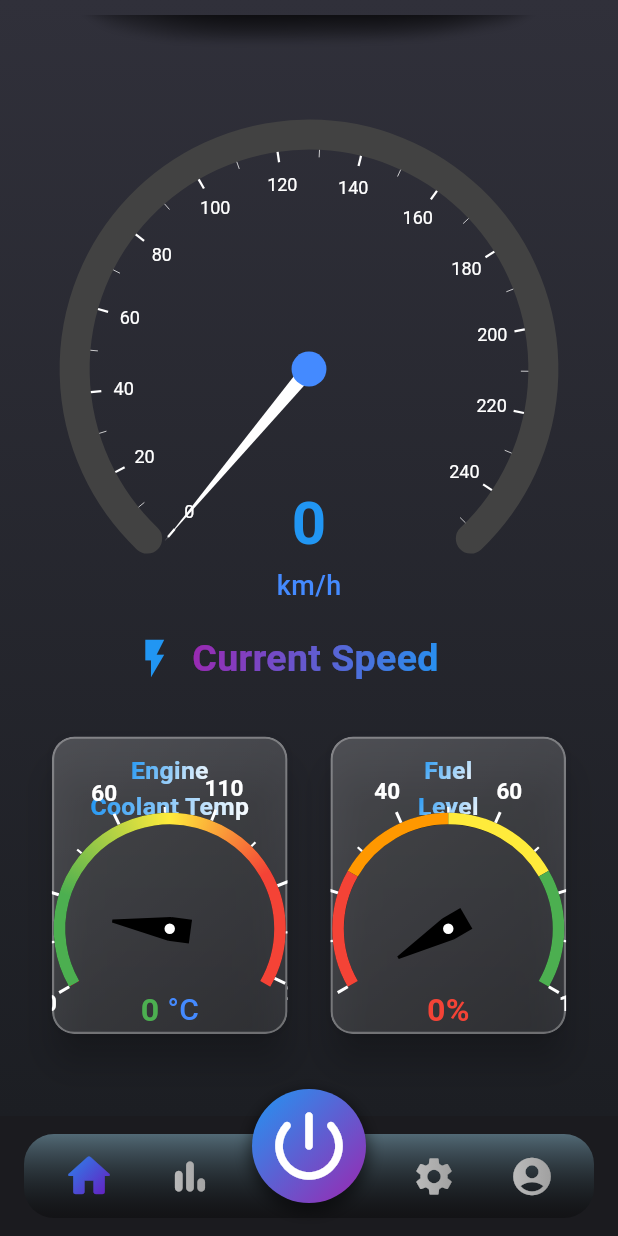
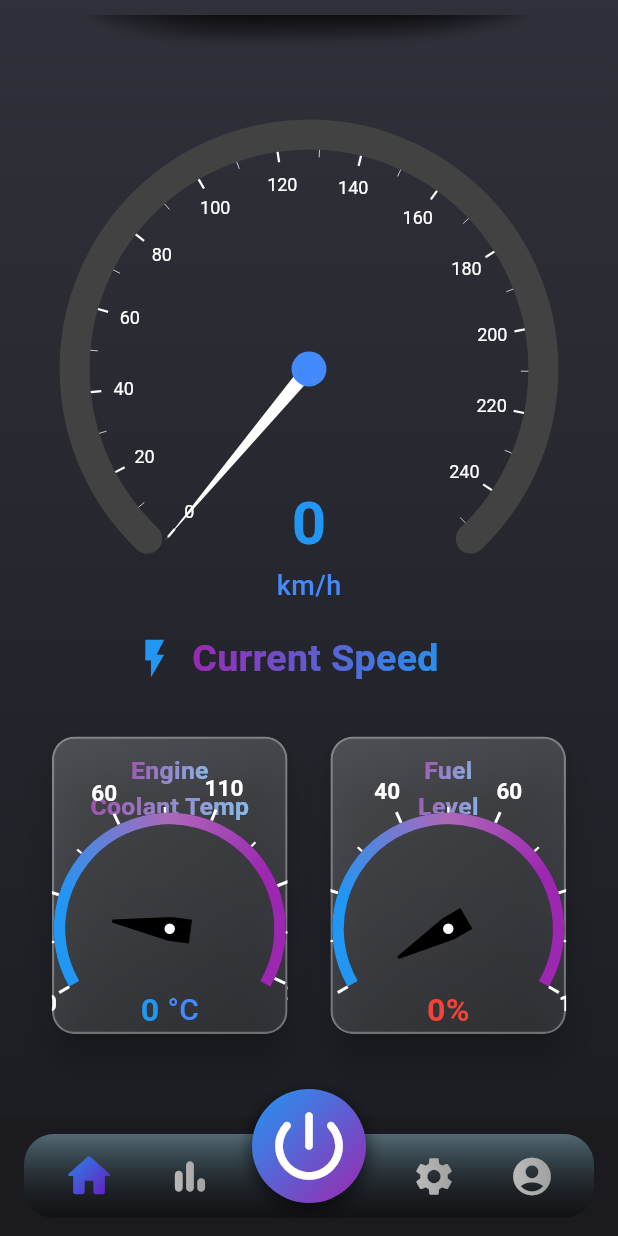
Before and after one commit to Mostafa-Awaad/car_diagnostic_application, a Flutter app: the screen it shows after launch, scrolled down 530 dp, on a phone screen of 412 x 824 dp. Run offline on Flutter 3.47's test engine with Material 3 defaults, Android fonts, the light colour scheme and no system bars; drawn by our look-alikes of syncfusion_flutter_gauges; our stand-ins replace flutter_dotenv, google_fonts, percent_indicator, supabase_flutter; accounts and stored records are empty; Roboto replaces fonts that are missing (Orbitron).

Commit message:
Modify: visualization

```diff
--- a/lib/Car_diagnostics_app/guages_display/battery_soh_guage.dart
+++ b/lib/Car_diagnostics_app/guages_display/battery_soh_guage.dart
@@ -34,7 +34,7 @@ class BatterySohGuage extends StatelessWidget {
                   const Color.fromARGB(255, 243, 144, 144),
                   const Color.fromARGB(255, 234, 96, 50)
                 ]
-              : [kSecondaryColor, kPrimaryColor]),
+              : [Colors.blue, Colors.purple]),
     );
   }
 }
--- a/lib/Car_diagnostics_app/guages_display/eng_cool_temp_guage.dart
+++ b/lib/Car_diagnostics_app/guages_display/eng_cool_temp_guage.dart
@@ -50,9 +50,9 @@ class EngCoolTempGuage extends StatelessWidget{
                       gradient: const SweepGradient(
                         stops: <double>[0.2, 0.5, 0.75],
                         colors: <Color>[
-                          Colors.green,
-                          Colors.yellow,
-                          Colors.red
+                          Colors.blue,
+                          Color.fromARGB(255, 172, 104, 184),
+                          Colors.purple
                         ],
                       ),
                     ),
--- a/lib/Car_diagnostics_app/guages_display/fuel_level_guage.dart
+++ b/lib/Car_diagnostics_app/guages_display/fuel_level_guage.dart
@@ -39,36 +39,19 @@ class FuelLevelGuage extends StatelessWidget{
                       thicknessUnit: GaugeSizeUnit.factor, thickness: 0.1),
                   ranges: <GaugeRange>[
                     GaugeRange(
-                      startValue: 0,
-                      endValue: 25,
-                      color: Colors.red,
+                      startValue: -40,
+                      endValue: 215,
                       startWidth: 0.1,
+                      sizeUnit: GaugeSizeUnit.factor,
                       endWidth: 0.1,
-                      sizeUnit: GaugeSizeUnit.factor,
-                    ),
-                    GaugeRange(
-                      startValue: 25,
-                      endValue: 50,
-                      color: Colors.orange,
-                      startWidth: 0.1,
-                      endWidth: 0.1,
-                      sizeUnit: GaugeSizeUnit.factor,
-                    ),
-                    GaugeRange(
-                      startValue: 50,
-                      endValue: 75,
-                      color: Colors.yellow,
-                      startWidth: 0.1,
-                      endWidth: 0.1,
-                      sizeUnit: GaugeSizeUnit.factor,
-                    ),
-                    GaugeRange(
-                      startValue: 75,
-                      endValue: 100,
-                      color: Colors.green,
-                      startWidth: 0.1,
-                      endWidth: 0.1,
-                      sizeUnit: GaugeSizeUnit.factor,
+                      gradient: const SweepGradient(
+                        stops: <double>[0.2, 0.5, 0.75],
+                        colors: <Color>[
+                          Colors.blue,
+                          Color.fromARGB(255, 172, 104, 184),
+                          Colors.purple
+                        ],
+                      ),
                     ),
                   ],
                   pointers: <GaugePointer>[
--- a/lib/Car_diagnostics_app/screens/home_screen.dart
+++ b/lib/Car_diagnostics_app/screens/home_screen.dart
@@ -24,7 +24,7 @@ class HomeScreen extends StatelessWidget {
                       splashRadius: 25,
                       onPressed: () {},
                       icon:
-                          const Icon(Icons.menu_rounded, color: kPrimaryColor),
+                          const Icon(Icons.menu_rounded, color: Color.fromARGB(255, 154, 41, 206)),
                     ),
                     const Spacer(),
                     Stack(
@@ -43,7 +43,7 @@ class HomeScreen extends StatelessWidget {
                             width: 12,
                             height: 12,
                             decoration: const BoxDecoration(
-                              color: kPrimaryColor,
+                              color: Color.fromARGB(255, 184, 71, 236),
                               shape: BoxShape.circle,
                             ),
                           ),
@@ -55,7 +55,7 @@ class HomeScreen extends StatelessWidget {
               ),
               ShaderMask(
                 shaderCallback: (bounds) => const LinearGradient(
-                  colors: [Colors.blue, Colors.white],
+                  colors: [Colors.purple, Colors.blue],
                   begin: Alignment.topLeft,
                   end: Alignment.bottomRight,
                 ).createShader(bounds),
--- a/lib/Car_diagnostics_app/widgets/fuel_level.dart
+++ b/lib/Car_diagnostics_app/widgets/fuel_level.dart
@@ -81,8 +81,8 @@ class _FuelLevelState extends State<FuelLevel> {
     Color getFuelColor() {
     if (currentFuelLevel < 25) return Colors.red;
     if (currentFuelLevel < 50) return Colors.orange;
-    if (currentFuelLevel < 75) return Colors.yellow;
-    return Colors.green;
+    if (currentFuelLevel < 75) return const Color.fromARGB(255, 144, 192, 230);
+    return Colors.blue;
   }
 
     return FuelLevelGuage(currentFuelLevel: currentFuelLevel, getFuelColor: getFuelColor);
--- a/lib/Car_diagnostics_app/widgets/glass_card.dart
+++ b/lib/Car_diagnostics_app/widgets/glass_card.dart
@@ -43,7 +43,7 @@ class GlassCard extends StatelessWidget {
                 children: [
                     ShaderMask(
                       shaderCallback: (bounds) => const LinearGradient(
-                        colors: [Colors.blue, Colors.white],
+                        colors: [Color.fromARGB(255, 159, 83, 172), Color.fromARGB(255, 136, 190, 235)],
                         begin: Alignment.topLeft,
                         end: Alignment.bottomRight,
                       ).createShader(bounds),
@@ -58,7 +58,7 @@ class GlassCard extends StatelessWidget {
                     ),
                     ShaderMask(
                       shaderCallback: (bounds) => const LinearGradient(
-                        colors: [Colors.blue, Colors.white],
+                        colors: [Color.fromARGB(255, 159, 83, 172), Color.fromARGB(255, 136, 190, 235)],
                         begin: Alignment.topLeft,
                         end: Alignment.bottomRight,
                       ).createShader(bounds),
--- a/lib/Car_diagnostics_app/widgets/temperature_eng_coolant.dart
+++ b/lib/Car_diagnostics_app/widgets/temperature_eng_coolant.dart
@@ -80,9 +80,9 @@ class _TemperatureEngCoolant extends State<TemperatureEngCoolant> {
     //Changing the color of the text showing the speed value depending on its range
     Color getTemperatureColor() {
     if (currentTemp <= 85) {
-      return Colors.green;
+      return Colors.blue;
     } else if (currentTemp <= 170) {
-      return Colors.yellow;
+      return Colors.orange;
     } else {
       return Colors.red;
     }
```
Also changed, not shown: lib/Car_diagnostics_app/screens/settings_screen.dart (+33 -30 lines).
